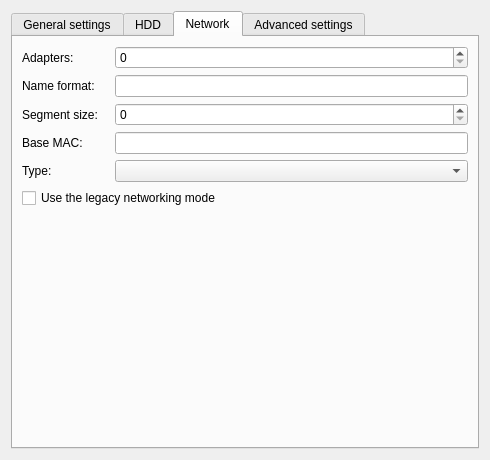
GNS3/gns3-gui, file gns3/modules/qemu/ui/qemu_vm_configuration_page.ui: the form before one commit.
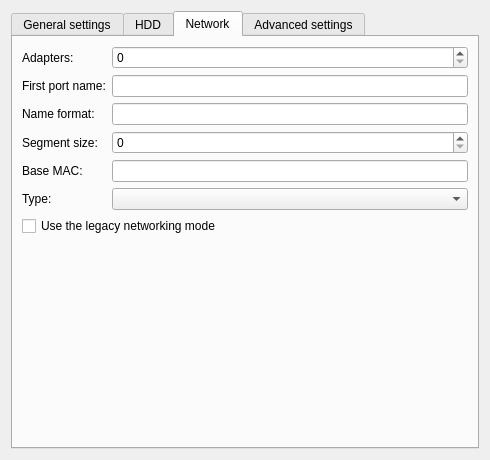
The form after the commit. The open tabs and pages were chosen to show the change.

Commit message: Adds first port name option (for management interfaces). Completes #309.

What changed in the file:
```diff
--- a/gns3/modules/qemu/ui/qemu_vm_configuration_page.ui
+++ b/gns3/modules/qemu/ui/qemu_vm_configuration_page.ui
@@ -286,6 +286,50 @@
        <string>Network</string>
       </attribute>
       <layout class="QGridLayout" name="gridLayout_5">
+       <item row="6" column="1">
+        <widget class="QComboBox" name="uiAdapterTypesComboBox">
+         <property name="sizePolicy">
+          <sizepolicy hsizetype="Expanding" vsizetype="Fixed">
+           <horstretch>0</horstretch>
+           <verstretch>0</verstretch>
+          </sizepolicy>
+         </property>
+        </widget>
+       </item>
+       <item row="7" column="0" colspan="2">
+        <widget class="QCheckBox" name="uiLegacyNetworkingCheckBox">
+         <property name="text">
+          <string>Use the legacy networking mode</string>
+         </property>
+        </widget>
+       </item>
+       <item row="5" column="1">
+        <widget class="QLineEdit" name="uiMacAddrLineEdit"/>
+       </item>
+       <item row="3" column="0">
+        <widget class="QLabel" name="uiPortSegmentSizeLabel">
+         <property name="text">
+          <string>Segment size:</string>
+         </property>
+        </widget>
+       </item>
+       <item row="6" column="0">
+        <widget class="QLabel" name="uiAdapterTypesLabel">
+         <property name="text">
+          <string>Type:</string>
+         </property>
+        </widget>
+       </item>
+       <item row="3" column="1">
+        <widget class="QSpinBox" name="uiPortSegmentSizeSpinBox">
+         <property name="maximum">
+          <number>128</number>
+         </property>
+         <property name="singleStep">
+          <number>4</number>
+         </property>
+        </widget>
+       </item>
        <item row="0" column="0">
         <widget class="QLabel" name="uiAdaptersLabel">
          <property name="text">
@@ -293,7 +337,21 @@
          </property>
         </widget>
        </item>
-       <item row="0" column="2">
+       <item row="5" column="0">
+        <widget class="QLabel" name="uiMacAddrLabel">
+         <property name="text">
+          <string>Base MAC:</string>
+         </property>
+        </widget>
+       </item>
+       <item row="2" column="0">
+        <widget class="QLabel" name="uiPortNameFormatLabel">
+         <property name="text">
+          <string>Name format:</string>
+         </property>
+        </widget>
+       </item>
+       <item row="0" column="1">
         <widget class="QSpinBox" name="uiAdaptersSpinBox">
          <property name="sizePolicy">
           <sizepolicy hsizetype="Expanding" vsizetype="Fixed">
@@ -309,72 +367,14 @@
          </property>
         </widget>
        </item>
-       <item row="1" column="0" colspan="2">
-        <widget class="QLabel" name="uiPortNameFormatLabel">
-         <property name="text">
-          <string>Name format:</string>
-         </property>
-        </widget>
-       </item>
-       <item row="1" column="2">
+       <item row="2" column="1">
         <widget class="QLineEdit" name="uiPortNameFormatLineEdit">
          <property name="text">
           <string/>
          </property>
         </widget>
        </item>
-       <item row="2" column="0" colspan="2">
-        <widget class="QLabel" name="uiPortSegmentSizeLabel">
-         <property name="text">
-          <string>Segment size:</string>
-         </property>
-        </widget>
-       </item>
-       <item row="2" column="2">
-        <widget class="QSpinBox" name="uiPortSegmentSizeSpinBox">
-         <property name="maximum">
-          <number>128</number>
-         </property>
-         <property name="singleStep">
-          <number>4</number>
-         </property>
-        </widget>
-       </item>
-       <item row="3" column="0">
-        <widget class="QLabel" name="uiMacAddrLabel">
-         <property name="text">
-          <string>Base MAC:</string>
-         </property>
-        </widget>
-       </item>
-       <item row="3" column="2">
-        <widget class="QLineEdit" name="uiMacAddrLineEdit"/>
-       </item>
-       <item row="4" column="0">
-        <widget class="QLabel" name="uiAdapterTypesLabel">
-         <property name="text">
-          <string>Type:</string>
-         </property>
-        </widget>
-       </item>
-       <item row="4" column="2">
-        <widget class="QComboBox" name="uiAdapterTypesComboBox">
-         <property name="sizePolicy">
-          <sizepolicy hsizetype="Expanding" vsizetype="Fixed">
-           <horstretch>0</horstretch>
-           <verstretch>0</verstretch>
-          </sizepolicy>
-         </property>
-        </widget>
-       </item>
-       <item row="5" column="0" colspan="3">
-        <widget class="QCheckBox" name="uiLegacyNetworkingCheckBox">
-         <property name="text">
-          <string>Use the legacy networking mode</string>
-         </property>
-        </widget>
-       </item>
-       <item row="6" column="1">
+       <item row="8" column="1">
         <spacer name="verticalSpacer_3">
          <property name="orientation">
           <enum>Qt::Vertical</enum>
@@ -387,6 +387,16 @@
          </property>
         </spacer>
        </item>
+       <item row="1" column="0">
+        <widget class="QLabel" name="uiFirstPortNameLabel">
+         <property name="text">
+          <string>First port name:</string>
+         </property>
+        </widget>
+       </item>
+       <item row="1" column="1">
+        <widget class="QLineEdit" name="uiFirstPortNameLineEdit"/>
+       </item>
       </layout>
      </widget>
      <widget class="QWidget" name="tab_2">
```
The commit also changes 21 other files.
